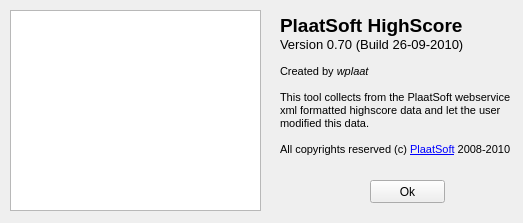
Before: the Qt Designer form src/about.ui in plaatsoft/plaatscore, drawn with Qt 5.
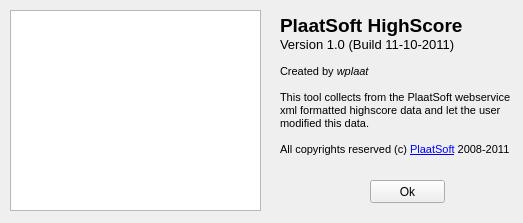
After: the same form once the commit is applied.

```diff
--- a/src/about.ui
+++ b/src/about.ui
@@ -38,7 +38,7 @@
 p, li { white-space: pre-wrap; }
 &lt;/style&gt;&lt;/head&gt;&lt;body style=&quot; font-family:'MS Shell Dlg 2'; font-size:8.25pt; font-weight:400; font-style:normal;&quot;&gt;
 &lt;p style=&quot; margin-top:0px; margin-bottom:0px; margin-left:0px; margin-right:0px; -qt-block-indent:0; text-indent:0px;&quot;&gt;&lt;span style=&quot; font-size:14pt; font-weight:600;&quot;&gt;PlaatSoft HighScore&lt;/span&gt;&lt;/p&gt;
-&lt;p style=&quot; margin-top:0px; margin-bottom:0px; margin-left:0px; margin-right:0px; -qt-block-indent:0; text-indent:0px;&quot;&gt;&lt;span style=&quot; font-size:10pt;&quot;&gt;Version 0.70 (Build 26-09-2010)&lt;/span&gt;&lt;/p&gt;
+&lt;p style=&quot; margin-top:0px; margin-bottom:0px; margin-left:0px; margin-right:0px; -qt-block-indent:0; text-indent:0px;&quot;&gt;&lt;span style=&quot; font-size:10pt;&quot;&gt;Version 1.0 (Build 11-10-2011)&lt;/span&gt;&lt;/p&gt;
 &lt;p style=&quot; margin-top:0px; margin-bottom:0px; margin-left:0px; margin-right:0px; -qt-block-indent:0; text-indent:0px;&quot;&gt;&lt;span style=&quot; font-size:8pt;&quot;&gt;          &lt;/span&gt;&lt;/p&gt;
 &lt;p style=&quot; margin-top:0px; margin-bottom:0px; margin-left:0px; margin-right:0px; -qt-block-indent:0; text-indent:0px;&quot;&gt;&lt;span style=&quot; font-size:8pt;&quot;&gt;Created by &lt;/span&gt;&lt;span style=&quot; font-size:8pt; font-style:italic;&quot;&gt;wplaat&lt;/span&gt;&lt;/p&gt;
 &lt;p style=&quot; margin-top:0px; margin-bottom:0px; margin-left:0px; margin-right:0px; -qt-block-indent:0; text-indent:0px;&quot;&gt;&lt;span style=&quot; font-size:8pt;&quot;&gt;       &lt;/span&gt;&lt;/p&gt;
@@ -46,7 +46,7 @@
 &lt;p style=&quot; margin-top:0px; margin-bottom:0px; margin-left:0px; margin-right:0px; -qt-block-indent:0; text-indent:0px;&quot;&gt;&lt;span style=&quot; font-size:8pt;&quot;&gt;xml formatted highscore data and let the user &lt;/span&gt;&lt;/p&gt;
 &lt;p style=&quot; margin-top:0px; margin-bottom:0px; margin-left:0px; margin-right:0px; -qt-block-indent:0; text-indent:0px;&quot;&gt;&lt;span style=&quot; font-size:8pt;&quot;&gt;modified this data.&lt;/span&gt;&lt;/p&gt;
 &lt;p style=&quot;-qt-paragraph-type:empty; margin-top:0px; margin-bottom:0px; margin-left:0px; margin-right:0px; -qt-block-indent:0; text-indent:0px; font-size:8pt;&quot;&gt;&lt;/p&gt;
-&lt;p style=&quot; margin-top:0px; margin-bottom:0px; margin-left:0px; margin-right:0px; -qt-block-indent:0; text-indent:0px;&quot;&gt;&lt;span style=&quot; font-size:8pt;&quot;&gt;All copyrights reserved (c) &lt;/span&gt;&lt;a href=&quot;http://www.plaatsoft.nl&quot;&gt;&lt;span style=&quot; font-size:8pt; text-decoration: underline; color:#0000ff;&quot;&gt;PlaatSoft&lt;/span&gt;&lt;/a&gt;&lt;span style=&quot; font-size:8pt;&quot;&gt; 2008-2010&lt;/span&gt;&lt;/p&gt;&lt;/body&gt;&lt;/html&gt;</string>
+&lt;p style=&quot; margin-top:0px; margin-bottom:0px; margin-left:0px; margin-right:0px; -qt-block-indent:0; text-indent:0px;&quot;&gt;&lt;span style=&quot; font-size:8pt;&quot;&gt;All copyrights reserved (c) &lt;/span&gt;&lt;a href=&quot;http://www.plaatsoft.nl&quot;&gt;&lt;span style=&quot; font-size:8pt; text-decoration: underline; color:#0000ff;&quot;&gt;PlaatSoft&lt;/span&gt;&lt;/a&gt;&lt;span style=&quot; font-size:8pt;&quot;&gt; 2008-2011&lt;/span&gt;&lt;/p&gt;&lt;/body&gt;&lt;/html&gt;</string>
    </property>
   </widget>
   <widget class="QPushButton" name="pushButton">
```
